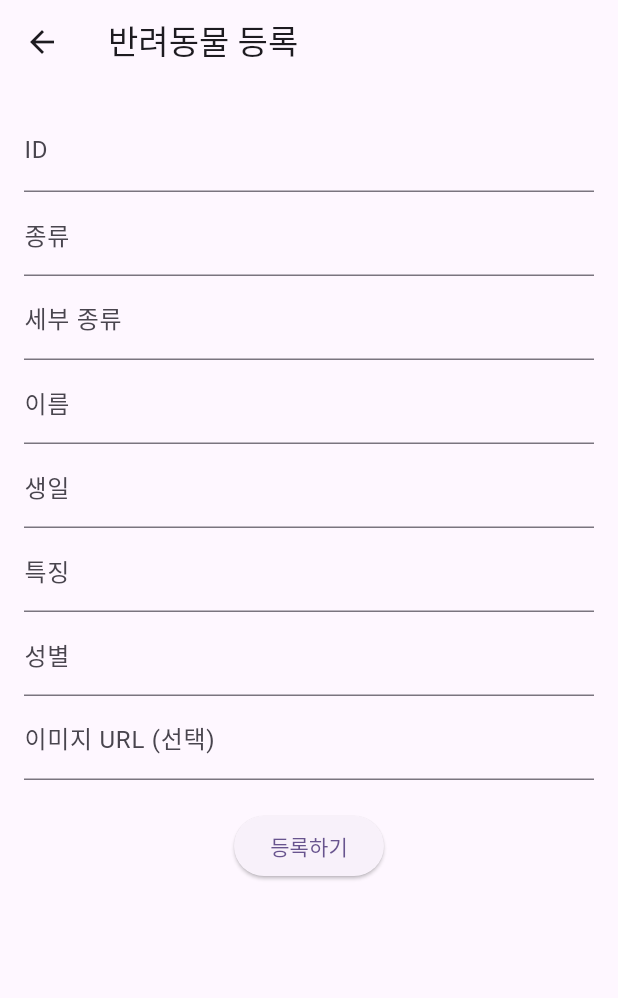
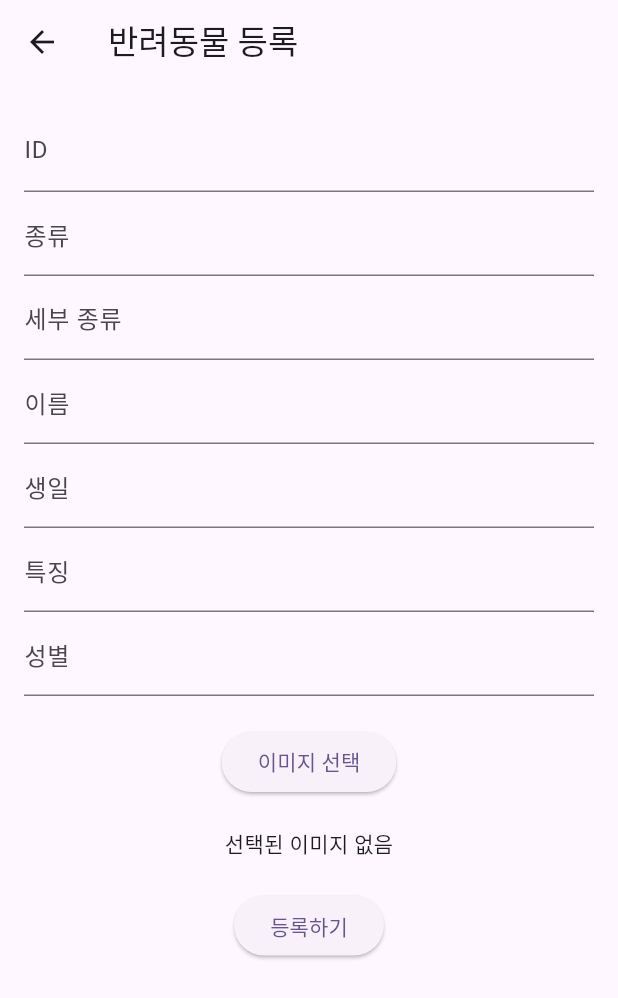
Before and after one commit to Leewonyooung/vet, a Flutter app: the PetRegister screen opened directly, on a phone screen of 412 x 824 dp. Shown: the top 998 px of the screen. Run offline on Flutter 3.47's test engine with Material 3 defaults, Android fonts, the phone set to English and light mode, and no system bars; our stand-ins replace cloud_firestore, firebase_auth, firebase_core, geolocator, get, get_storage and 4 more; missing offline and left inert: flutter_polyline_points; accounts and stored records are empty; network calls fail; statements that could not run were skipped.

Commit message:
pet register image fixed

```diff
--- a/Flutter/vet_app/lib/view/navigation.dart
+++ b/Flutter/vet_app/lib/view/navigation.dart
@@ -161,7 +161,7 @@ class Navigation extends StatelessWidget {
                 onTap: () {
                   if (loginHandler.isLoggedIn()) {
                     // 로그인되어 있으면 페이지 이동
-                    Get.to(PetRegister());
+                    Get.to(const PetRegister());
                   } else {
                     // 로그인 페이지로 이동
                     Get.to(const Login());
--- a/Flutter/vet_app/lib/view/pet_register.dart
+++ b/Flutter/vet_app/lib/view/pet_register.dart
@@ -3,10 +3,17 @@ import 'package:get/get.dart';
 import 'package:vet_app/vm/pet_handler.dart';
 import 'package:vet_app/vm/login_handler.dart';
 import 'package:vet_app/model/pet.dart';
+import 'package:image_picker/image_picker.dart';
+import 'dart:io';
 
-class PetRegister extends StatelessWidget {
-  PetRegister({super.key});
+class PetRegister extends StatefulWidget {
+  const PetRegister({super.key});
 
+  @override
+  _PetRegisterState createState() => _PetRegisterState();
+}
+
+class _PetRegisterState extends State<PetRegister> {
   final PetHandler petHandler = Get.put(PetHandler());
   final LoginHandler loginHandler = Get.find<LoginHandler>();
 
@@ -18,7 +25,18 @@ class PetRegister extends StatelessWidget {
   final TextEditingController birthdayController = TextEditingController();
   final TextEditingController featuresController = TextEditingController();
   final TextEditingController genderController = TextEditingController();
-  final TextEditingController imageController = TextEditingController();
+
+  File? imageFile;
+  final ImagePicker picker = ImagePicker();
+
+  Future<void> _pickImage() async {
+    final pickedFile = await picker.pickImage(source: ImageSource.gallery);
+    if (pickedFile != null) {
+      setState(() {
+        imageFile = File(pickedFile.path);
+      });
+    }
+  }
 
   @override
   Widget build(BuildContext context) {
@@ -58,21 +76,28 @@ class PetRegister extends StatelessWidget {
               controller: genderController,
               decoration: const InputDecoration(labelText: '성별'),
             ),
-            TextField(
-              controller: imageController,
-              decoration: const InputDecoration(labelText: '이미지 URL (선택)'),
+            const SizedBox(height: 20),
+            // 이미지 선택 버튼
+            ElevatedButton(
+              onPressed: _pickImage,
+              child: const Text("이미지 선택"),
             ),
             const SizedBox(height: 20),
+            // 이미지 미리보기
+            imageFile != null
+                ? Image.file(imageFile!, height: 200, width: 200)
+                : const Text("선택된 이미지 없음"),
+            const SizedBox(height: 20),
             ElevatedButton(
-              onPressed: () {
-                // 로그인한 사용자의 ID(email)를 사용
-                String userId = loginHandler.getStoredEmail(); // 저장된 이메일 가져오기
+              onPressed: () async {
+                String userId =
+                    loginHandler.getStoredEmail(); // 로그인된 사용자의 이메일 가져오기
+
                 if (userId.isEmpty) {
-                  Get.snackbar('오류', '로그인이 필요합니다.'); // 로그인되지 않은 경우 처리
+                  Get.snackbar('오류', '로그인이 필요합니다.');
                   return;
                 }
 
-                // 입력 필드 값 가져오기
                 String id = idController.text;
                 String speciesType = speciesTypeController.text;
                 String speciesCategory = speciesCategoryController.text;
@@ -80,30 +105,26 @@ class PetRegister extends StatelessWidget {
                 String birthday = birthdayController.text;
                 String features = featuresController.text;
                 String gender = genderController.text;
-                String image = imageController.text;
 
-                // Pet 모델 생성
                 Pet newPet = Pet(
                   id: id,
-                  userId: userId, // 로그인된 사용자의 ID 사용
+                  userId: userId,
                   speciesType: speciesType,
                   speciesCategory: speciesCategory,
                   name: name,
                   birthday: birthday,
                   features: features,
                   gender: gender,
-                  image: image,
+                  image: imageFile?.path, // 이미지 파일 경로 전달
                 );
 
-                // Pet 등록 핸들러 호출
-                petHandler.addPet(newPet).then((success) {
-                  if (success) {
-                    Get.snackbar('등록 완료', '반려동물이 성공적으로 등록되었습니다.');
-                    Get.back();
-                  } else {
-                    Get.snackbar('등록 실패', '반려동물 등록에 실패했습니다.');
-                  }
-                });
+                bool success = await petHandler.addPet(newPet, imageFile);
+                if (success) {
+                  Get.back();
+                  Get.snackbar('등록 완료', '반려동물이 성공적으로 등록되었습니다.');
+                } else {
+                  Get.snackbar('등록 실패', '반려동물 등록에 실패했습니다.');
+                }
               },
               child: const Text('등록하기'),
             ),
```
Also changed, not shown: Flutter/vet_app/lib/view/pet_info.dart (+67 -1 lines), Flutter/vet_app/lib/vm/pet_handler.dart (+24 -24 lines), 1 other file.
